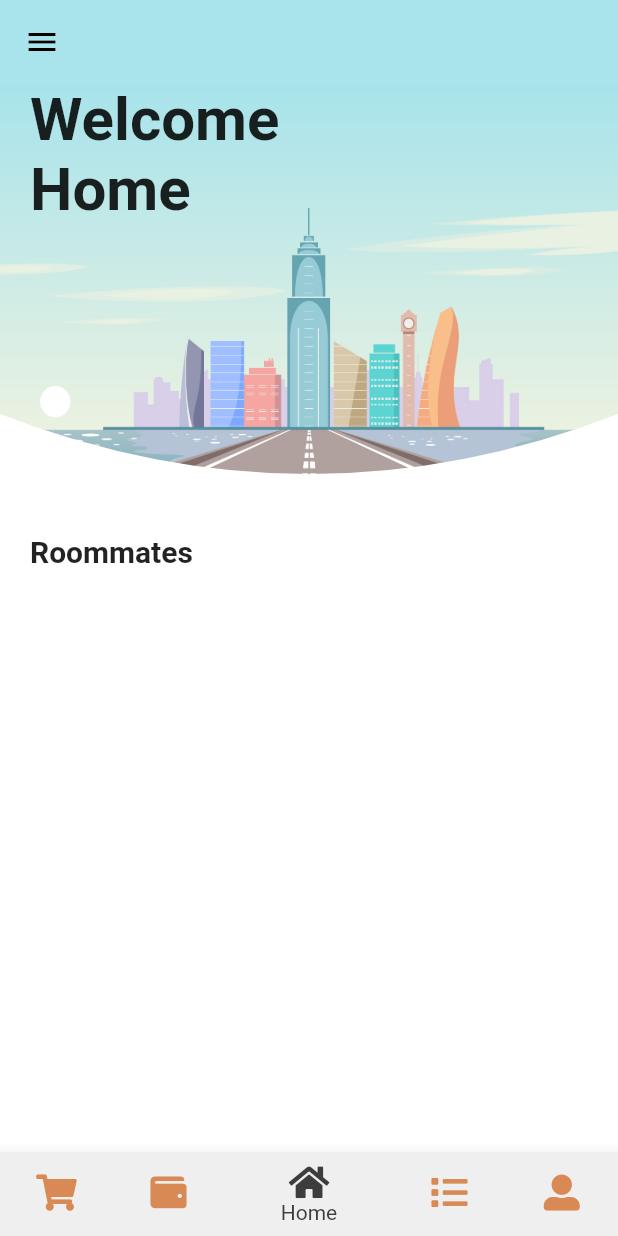
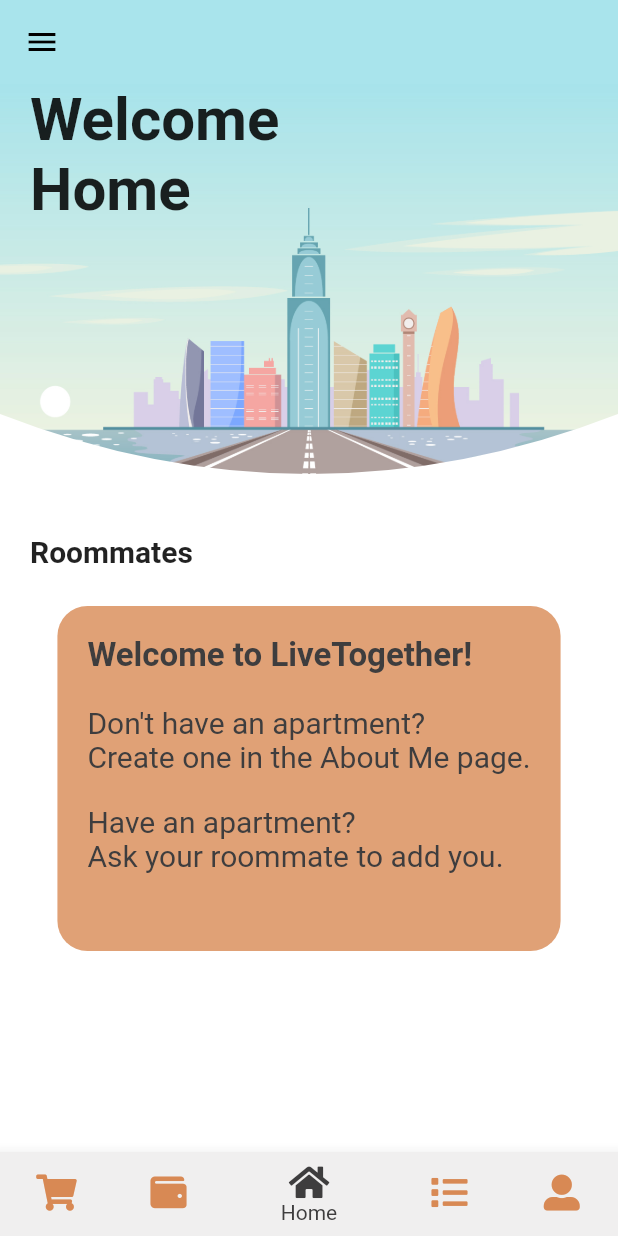
Before and after one commit to dhmi19/LiveTogether, a Flutter app: the screen it shows once a user with an empty profile is signed in, on a phone screen of 412 x 824 dp. Run offline on Flutter 3.47's test engine with Material 2 defaults, Android fonts, the phone set to English and light mode, and no system bars; our stand-ins replace cloud_firestore, firebase_auth, firebase_storage, flutter_spinkit, font_awesome_flutter, image_picker; accounts and stored records are empty.

Commit message:
fixed add button and changed home page for no apartment users

```diff
--- a/lib/screens/homePage/RoommateTileList.dart
+++ b/lib/screens/homePage/RoommateTileList.dart
@@ -36,6 +36,60 @@ class _RoommateTileListState extends State<RoommateTileList> {
       });
     }
 
+    if(_roommateList.isEmpty){
+      return Padding(
+        padding: const EdgeInsets.symmetric(vertical: 5, horizontal: 20),
+        child: Center(
+            child: Container(
+              padding: EdgeInsets.only(left:20.0, right: 20, top: 20, bottom: 20),
+              decoration: BoxDecoration(
+                color: Theme.of(context).colorScheme.onSecondary,
+                borderRadius: BorderRadius.all(Radius.circular(20))
+              ),
+              child: Column(
+                crossAxisAlignment: CrossAxisAlignment.start,
+                children: <Widget>[
+                  Text(
+                  "Welcome to LiveTogether!",
+                    style: TextStyle(
+                      fontSize: 22,
+                      color: Theme.of(context).colorScheme.primaryVariant,
+                      fontWeight: FontWeight.bold
+                    ),
+                    textAlign: TextAlign.left,
+                  ),
+
+                  SizedBox(
+                    height: 20,
+                  ),
+
+                  Text(
+                    "Don't have an apartment?\nCreate one in the About Me page.",
+                    style: TextStyle(
+                        fontSize: 20,
+                        color: Theme.of(context).colorScheme.primaryVariant
+                    ),
+                  ),
+
+                  SizedBox(
+                    height: 20,
+                  ),
+
+                  Text(
+                    "Have an apartment?\nAsk your roommate to add you.",
+                    style: TextStyle(
+                        fontSize: 20,
+                        color: Theme.of(context).colorScheme.primaryVariant
+                    ),
+                    textAlign: TextAlign.left,
+                  )
+                ],
+              ),
+            )
+        ),
+      );
+    }
+
 
     return ListView.builder(
       scrollDirection: Axis.horizontal,
@@ -63,13 +117,8 @@ class RoommateCard extends StatelessWidget {
 
     final size = MediaQuery.of(context).size;
 
-    final FirebaseUser currentUser = Provider.of<FirebaseUser>(context);
-
     Color tileColor = kPurple;
     print(tileColor.value);
-    String userName = roommateList[index]["displayName"];
-
-    bool isMe;
 
     return StreamBuilder<DocumentSnapshot>(
         stream: Firestore.instance.collection("apartments").document(apartment.apartmentName).snapshots(),
@@ -85,12 +134,6 @@ class RoommateCard extends StatelessWidget {
               if(roommate['displayName'] == roommateList[index]['displayName']){
                 tileColor = Color(roommate['color']);
               }
-            }
-
-            if(roommateList[index]['displayName'] == currentUser.displayName){
-              isMe = true;
-            }else{
-              isMe = false;
             }
 
             return Padding(
--- a/lib/services/database/apartmentServices.dart
+++ b/lib/services/database/apartmentServices.dart
@@ -300,12 +300,14 @@ class ApartmentServices{
     }
   }
 
+
   static Future<bool> leaveApartment() async{
     try{
       final FirebaseUser currentUser = await FirebaseAuth.instance.currentUser();
 
       final DocumentSnapshot documentSnapshot = await userCollection.document(currentUser.uid).get();
       final String apartmentName = documentSnapshot.data['apartment'];
+      final String profilePictureURL = documentSnapshot.data['profilePictureURL'];
 
       final int userColor = await getColor(apartmentName, currentUser);
 
@@ -327,7 +329,7 @@ class ApartmentServices{
         "roommateList": FieldValue.arrayRemove([{
           'color': userColor,
           'displayName': currentUser.displayName,
-          'profilePictureURL': currentUser.photoUrl,
+          'profilePictureURL': profilePictureURL,
         }])
       });
 
```
Also changed, not shown: lib/screens/billsScreen/BillsScreenWidget.dart (+13 -16 lines), lib/screens/sharedNotesScreen/SharedNotesWidget.dart (+13 -4 lines), lib/screens/shoppingListScreen/ShoppingListWidget.dart (+9 -1 lines), images/Home.png (added).
